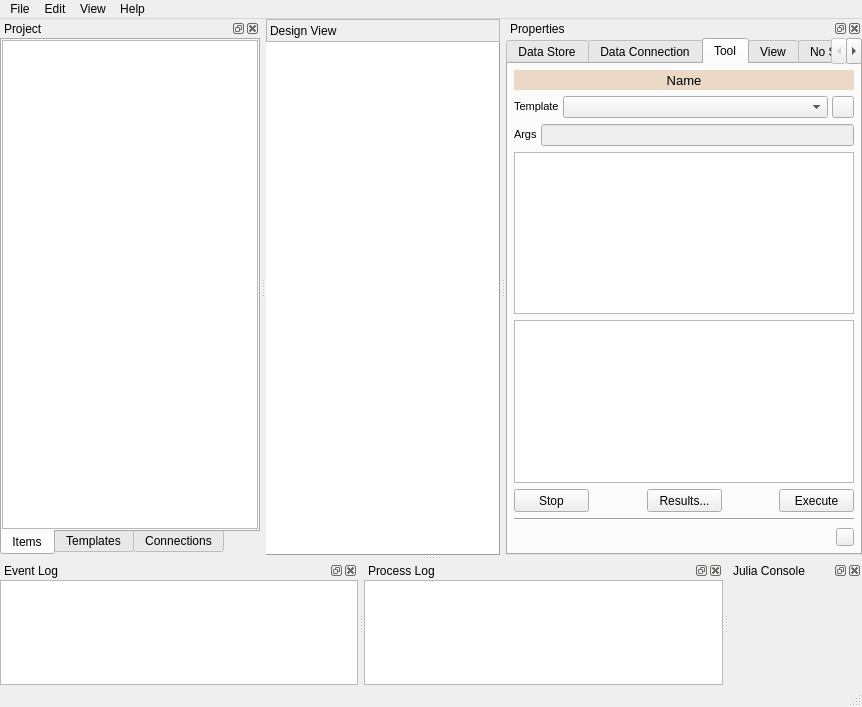
Qt form spinetoolbox/ui/mainwindow.ui (spine-tools/Spine-Toolbox) before a commit.
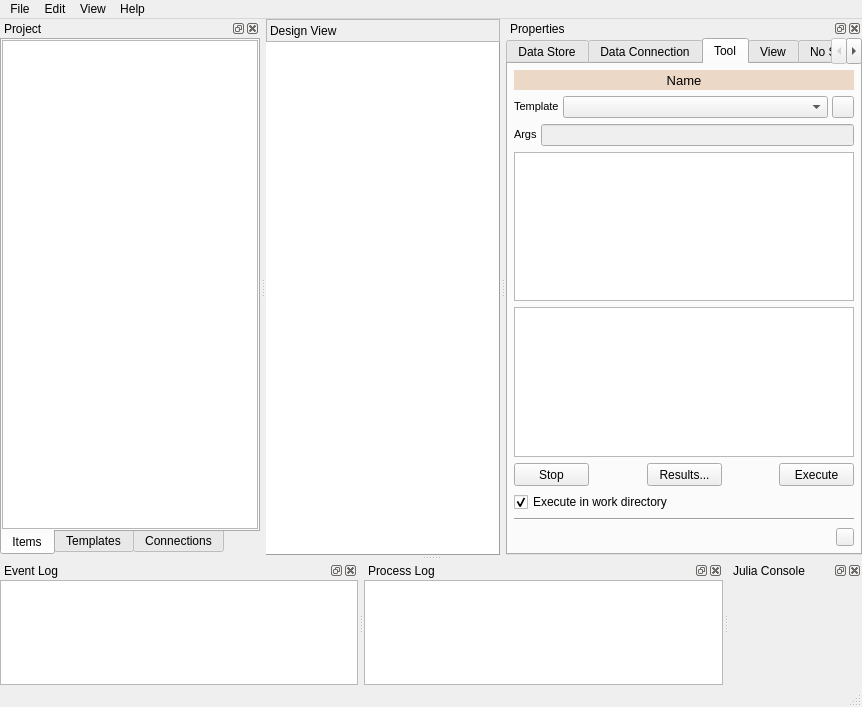
The same form after that commit. The open tabs and pages were chosen to show the change. Icons and pictures are not drawn. Custom widgets are drawn as their Qt base class.

```diff
--- a/spinetoolbox/ui/mainwindow.ui
+++ b/spinetoolbox/ui/mainwindow.ui
@@ -1906,6 +1906,19 @@
            </item>
           </layout>
          </item>
+         <item>
+          <widget class="QCheckBox" name="checkBox_execute_in_work">
+           <property name="toolTip">
+            <string>&lt;html&gt;&lt;head/&gt;&lt;body&gt;&lt;p&gt;If checked, Tool template is executed in the work directory.&lt;/p&gt;&lt;p&gt;If not checked, Tool template is executed in the source directory where the main program file is located.&lt;/p&gt;&lt;/body&gt;&lt;/html&gt;</string>
+           </property>
+           <property name="text">
+            <string>Execute in work directory</string>
+           </property>
+           <property name="checked">
+            <bool>true</bool>
+           </property>
+          </widget>
+         </item>
          <item>
           <widget class="Line" name="line_4">
            <property name="orientation">
```
